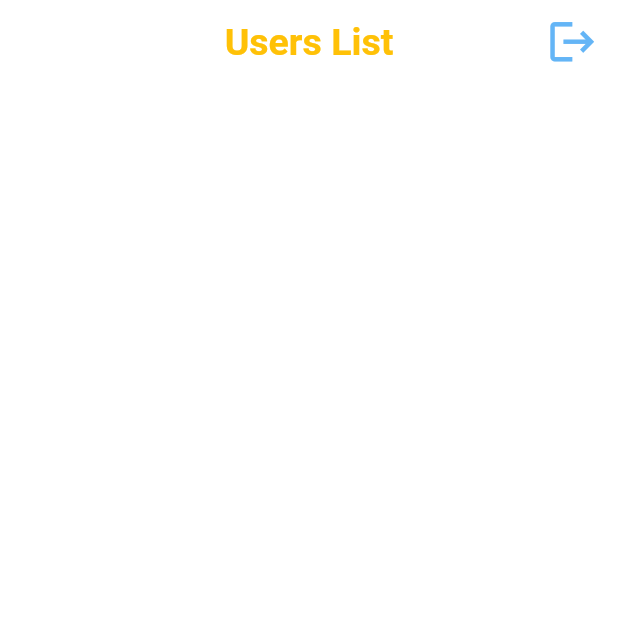
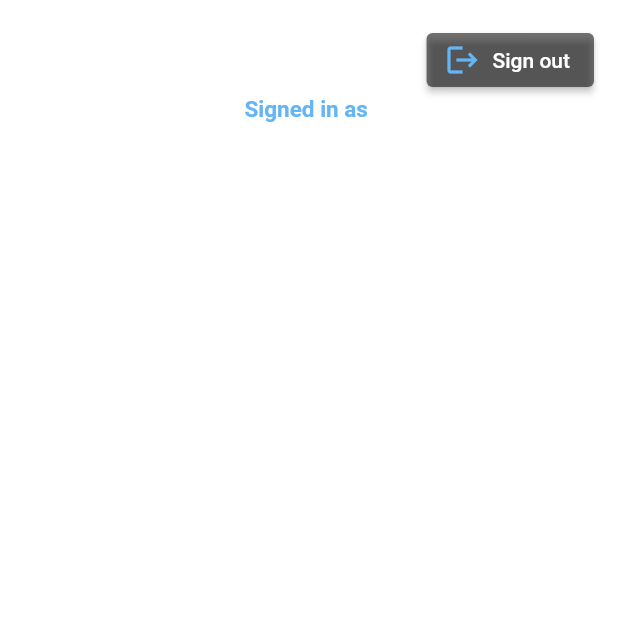
Before and after one commit to ashiquek152/User-mangement-app-using-firebase-, a Flutter app: the screen it shows once a user with an empty profile is signed in, on a phone screen of 412 x 824 dp, the top half of it. Run offline on Flutter 3.47's test engine with Material 2 defaults, Android fonts, the phone set to English and light mode, and no system bars; our stand-ins replace cloud_firestore, email_validator, firebase_auth, firebase_core, firebase_database, get and 2 more; accounts and stored records are empty.

Commit message:
DATA UPDATION FIXED

```diff
--- a/lib/app/data/common_widgets/colors.dart
+++ b/lib/app/data/common_widgets/colors.dart
@@ -3,6 +3,6 @@ import 'package:flutter/material.dart';
 const Color scaffoldBG = Colors.white;
 Color amber =Colors.amber;
  Color white =Colors.white;
- Color black =Colors.black;
+ Color black =Colors.black54;
  Color red =Colors.red;
  Color blue = Colors.blue.shade300;
--- a/lib/app/modules/home/views/home_view.dart
+++ b/lib/app/modules/home/views/home_view.dart
@@ -15,32 +15,17 @@ class HomeView extends GetView<HomeController> {
 
   final homeController = Get.put(HomeController());
 
-  final firebaseAuth = FirebaseAuth.instance;
+  final String currentUser =
+      FirebaseAuth.instance.currentUser!.email.toString();
+  final String currentUserID =
+      FirebaseAuth.instance.currentUser!.uid.toString();
+  final Stream<QuerySnapshot> streamData =
+      FirebaseFirestore.instance.collection("Users").snapshots();
 
   @override
   Widget build(BuildContext context) {
-    final String currentUserID = firebaseAuth.currentUser!.uid.toString();
-    final Stream<QuerySnapshot> streamData =
-        FirebaseFirestore.instance.collection("Users").snapshots();
-
     return Scaffold(
       backgroundColor: scaffoldBG,
-      appBar: AppBar(
-        backgroundColor: scaffoldBG,
-        elevation: 0.0,
-        actions: [
-          Padding(
-            padding: const EdgeInsets.only(right:8.0),
-            child: IconButton(
-                onPressed: () async{
-                  return await firebaseAuth.signOut();
-                },
-                icon:  Icon(Icons.logout,color: blue,size: 35,)),
-          )
-        ],
-        title:  Text('Users List',style: TextStyle(color: amber,fontWeight: FontWeight.bold,fontSize: 25),),
-        centerTitle: true,
-      ),
       body: SafeArea(
         child: Padding(
           padding: const EdgeInsets.all(16.0),
@@ -65,10 +50,25 @@ class HomeView extends GetView<HomeController> {
                     a["id"] = document.id;
                   }).toList();
 
-                  return Expanded(
-                    flex: 1,
-                    child: SizedBox(
-                      height: 300,
+                  return SingleChildScrollView(
+                    child: Column(
+                      children: [
+                        Row(
+                            mainAxisAlignment: MainAxisAlignment.end,
+                            children: [
+                              ElevatedButton.icon(
+                                  style:ElevatedButton.styleFrom(primary: black),
+                                  onPressed: () async =>await FirebaseAuth.instance.signOut(),
+                                  icon: Icon(Icons.logout, color: blue),
+                                  label: const Text("Sign out"))]),
+                        Text("Signed in as $currentUser",
+                            style: TextStyle(
+                                color: blue,
+                                fontWeight: FontWeight.bold,
+                                fontSize: 15)),
+                        const SizedBox(height: 10),
+                        SizedBox(
+                          height: 600,
                           child: ListView.separated(
                             itemCount: usersData.length,
                             itemBuilder: (context, index) {
@@ -76,13 +76,11 @@ class HomeView extends GetView<HomeController> {
                               return GestureDetector(
                                 onTap: () => Get.to(ScreenProfileView(
                                   data: data,
-                              currentUseruid: currentUserID,
-                            )),
+                                  currentUseruid: currentUserID)),
                                 child: Container(
                                   decoration: BoxDecoration(
-                              color: blue,
-                              borderRadius: BorderRadius.circular(25),
-                              ),
+                                    color: black,
+                                    borderRadius: BorderRadius.circular(25)),
                                   child: Padding(
                                     padding: const EdgeInsets.all(10.0),
                                     child: Column(
@@ -93,16 +91,15 @@ class HomeView extends GetView<HomeController> {
                                               height: 50,
                                               width: 50,
                                               decoration: BoxDecoration(
-                                            borderRadius: BorderRadius.circular(25),
+                                                  borderRadius:
+                                                      BorderRadius.circular(25),
                                                   image: DecorationImage(
                                                     fit: BoxFit.fill,
                                                     image: MemoryImage(
-                                              const Base64Decoder().convert(
+                                                      const Base64Decoder()
+                                                          .convert(
                                                             usersData[index]
-                                                      ["stringImg"]),
-                                            ),
-                                          )),
-                                        ),
+                                                              ["stringImg"]))))),
                                             const SizedBox(width: 10),
                                             Text(
                                               usersData[index]["name"]
@@ -121,11 +118,12 @@ class HomeView extends GetView<HomeController> {
                                 ),
                               );
                             },
-                        separatorBuilder: (context,_){
+                            separatorBuilder: (context, _) {
                               return const SizedBox(height: 10);
                             },
-
                           ),
+                        ),
+                      ],
                     ),
                   );
                 },
--- a/pubspec.yaml
+++ b/pubspec.yaml
@@ -32,4 +32,4 @@ flutter:
   - assets/signup.json
   - assets/login-and-sign-up.json
   - assets/account-created-thank-you.json
-  - assets/sample2.jpg
+  - assets/man.png
```
Also changed, not shown: lib/app/data/common_widgets/image_picker_controller.dart (+52 -1 lines), lib/app/modules/screen_authentication/controllers/screen_authentication_controller.dart (+9 -20 lines), lib/app/modules/screen_profile/views/screen_profile_view.dart (+9 -10 lines), lib/app/modules/screen_signup/views/screen_signup_view.dart (+3 -4 lines), lib/app/modules/screen_update/controllers/screen_update_controller.dart (+4 -3 lines), lib/app/modules/screen_update/views/screen_update_view.dart (+27 -17 lines), assets/man.png (added). Lines whose indentation alone changed are shown as unchanged.
